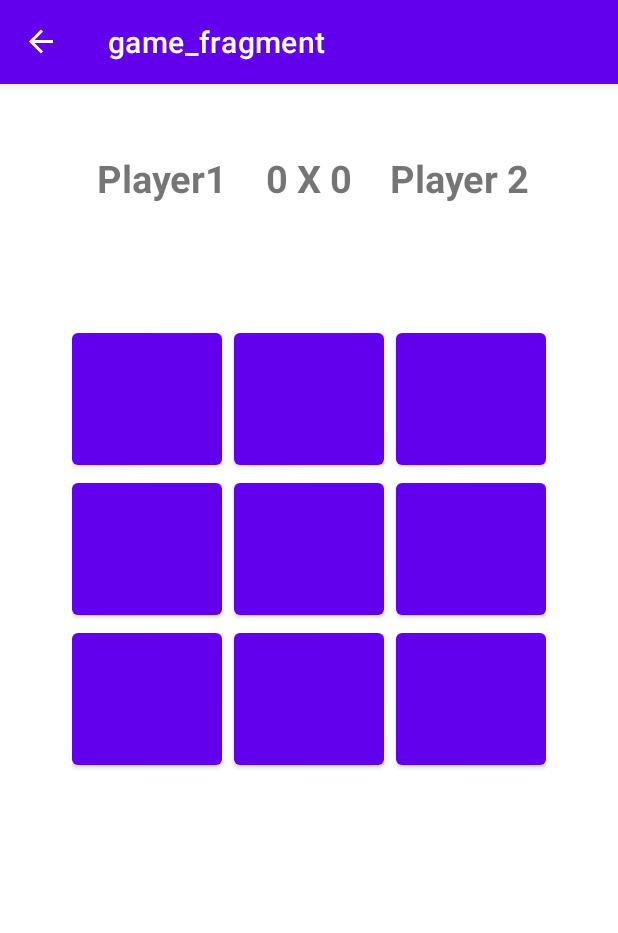
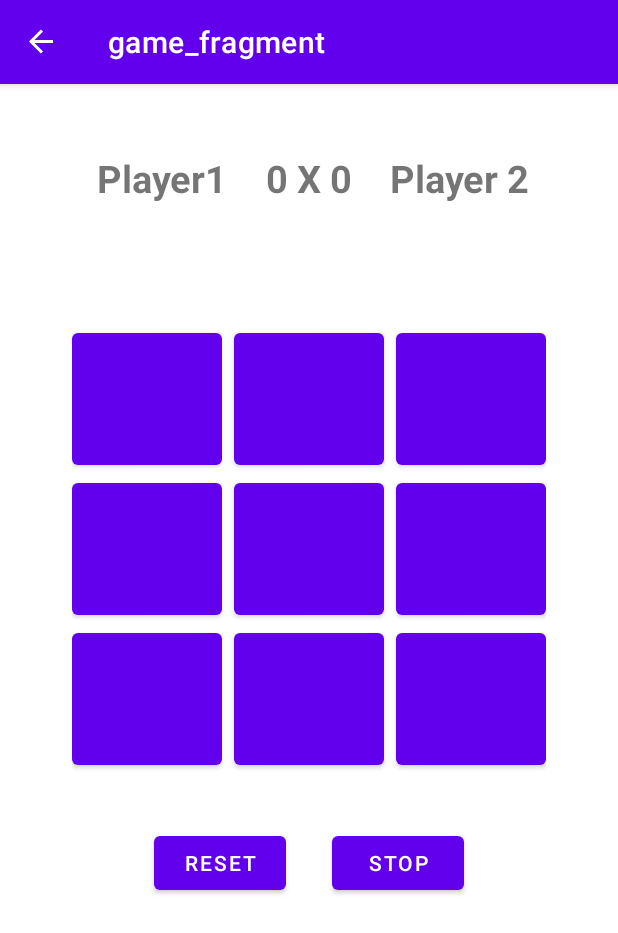
Before and after one commit to rafael-cagliari/tic_tac_toe_android, an Android app: the GameFragment screen opened through its navigation route, on a phone screen of 412 x 824 dp. Shown: the top 933 px of the screen. Run offline under Robolectric (Android 15) with nearby library versions, the phone set to English and light mode, and no system bars; our stand-ins replace navigation-ui.

Commit message:
-implemented stop and reset buttons -implemented "fist_turn" variable, so every time a new match starts, it switches the first player and it keeps the same first player after pressing reset
-current player's name changes color

```diff
--- a/app/build.gradle
+++ b/app/build.gradle
@@ -46,4 +46,5 @@ dependencies {
     implementation 'androidx.navigation:navigation-ui-ktx:2.3.5'
     implementation "org.jetbrains.kotlin:kotlin-stdlib:$kotlin_version"
     implementation 'androidx.legacy:legacy-support-v4:1.0.0'
+    androidTestImplementation "androidx.arch.core:core-testing:2.1.0"
 }
--- a/app/src/main/java/com/rafael/tictactoeapp/GameFragment.kt
+++ b/app/src/main/java/com/rafael/tictactoeapp/GameFragment.kt
@@ -4,7 +4,6 @@ import android.os.Bundle
 import android.view.LayoutInflater
 import android.view.View
 import android.view.ViewGroup
-import android.widget.Toast
 import androidx.fragment.app.Fragment
 import androidx.lifecycle.Observer
 import androidx.lifecycle.ViewModelProvider
@@ -36,12 +35,13 @@ class GameFragment : Fragment() {
 
     override fun onViewCreated(view: View, savedInstanceState: Bundle?) {
         super.onViewCreated(view, savedInstanceState)
-      //  binding!!.scoreBoard.text = "oie"
-        Toast.makeText(context, ticTacViewModel.players.value?.get(0)?.name, Toast.LENGTH_SHORT)
-            .show()
 
         ticTacViewModel.players.observe(viewLifecycleOwner, Observer {
             binding!!.apply {
+
+                if(ticTacViewModel.turn=="player1") {scoreBoardPlayer1.setTextColor(resources.getColor(R.color.purple_700)); scoreBoardPlayer2.setTextColor(resources.getColor(R.color.black)) }
+                if(ticTacViewModel.turn=="player2") {scoreBoardPlayer2.setTextColor(resources.getColor(R.color.purple_700)); scoreBoardPlayer1.setTextColor(resources.getColor(R.color.black)) }
+
                 scoreBoardPlayer1.text = ticTacViewModel.players.value?.get(0)?.name
                 scoreBoardScores.text = " ${ticTacViewModel.players.value?.get(0)?.score}  X  ${
                     ticTacViewModel.players.value?.get(1)?.score
@@ -53,6 +53,14 @@ class GameFragment : Fragment() {
                 ) clearCells()
             }
         })
+
+        binding?.resetButton?.setOnClickListener {
+            ticTacViewModel.resetGameButton()
+        }
+
+        binding?.stopButton?.setOnClickListener {
+            ticTacViewModel.stopGame()
+        }
 
         binding?.a1?.setOnClickListener {
             if (binding!!.a1.text == "") {
--- a/app/src/main/res/layout/game_fragment.xml
+++ b/app/src/main/res/layout/game_fragment.xml
@@ -77,17 +77,47 @@
     </LinearLayout>
 
     <LinearLayout
+        android:id="@+id/linearLayout"
         android:layout_width="wrap_content"
         android:layout_height="wrap_content"
         app:layout_constraintEnd_toEndOf="parent"
         app:layout_constraintStart_toStartOf="parent"
         app:layout_constraintTop_toBottomOf="@+id/linearLayout3">
 
-        <Button style="@style/cell" android:id="@+id/a3"></Button>
+        <Button
+            android:id="@+id/a3"
+            style="@style/cell"></Button>
 
-        <Button style="@style/cell" android:id="@+id/b3"></Button>
+        <Button
+            android:id="@+id/b3"
+            style="@style/cell"></Button>
 
-        <Button style="@style/cell" android:id="@+id/c3" android:layout_marginRight="0dp"></Button>
+        <Button
+            android:id="@+id/c3"
+            style="@style/cell"
+            android:layout_marginRight="0dp"></Button>
     </LinearLayout>
 
+    <LinearLayout
+        android:layout_width="match_parent"
+        android:layout_height="wrap_content"
+        android:layout_marginTop="35dp"
+        android:gravity="center"
+        app:layout_constraintTop_toBottomOf="@+id/linearLayout">
+
+        <Button
+            android:id="@+id/reset_button"
+            android:layout_width="wrap_content"
+            android:layout_height="wrap_content"
+            android:layout_marginRight="15dp"
+            android:text="Reset" />
+
+        <Button
+            android:id="@+id/stop_button"
+            android:layout_width="wrap_content"
+            android:layout_height="wrap_content"
+            android:layout_marginLeft="15dp"
+            android:text="Stop" />
+
+    </LinearLayout>>
 </androidx.constraintlayout.widget.ConstraintLayout>
--- a/app/src/main/res/values/styles.xml
+++ b/app/src/main/res/values/styles.xml
@@ -8,6 +8,7 @@
     </style>
 
     <style name="player_name_insert">
+        <item name="android:maxLength">10</item>
         <item name="android:layout_width">match_parent</item>
         <item name="android:layout_height">50dp</item>
         <item name="android:layout_marginTop">36dp</item>
--- a/build.gradle
+++ b/build.gradle
@@ -10,8 +10,10 @@ buildscript {
         classpath "androidx.navigation:navigation-safe-args-gradle-plugin:$nav_version"
     }
     dependencies {
+
         classpath "com.android.tools.build:gradle:4.1.2"
         classpath "org.jetbrains.kotlin:kotlin-gradle-plugin:$kotlin_version"
+
 
         // NOTE: Do not place your application dependencies here; they belong
         // in the individual module build.gradle files
```
Also changed, not shown: app/src/main/java/com/rafael/tictactoeapp/viewmodel/TicTacViewModel.kt (+25 -2 lines), 1 other file.
